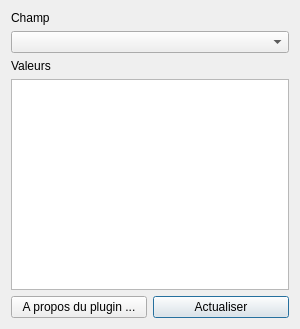
Old version of the form choix_widgets.ui in the repository IGNF/jeux-attributs-qgis-plugin.
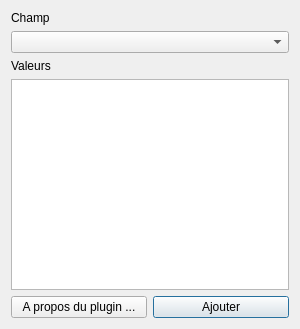
New version of the form. Icons and pictures are not drawn.

Patch:
```diff
--- a/choix_widgets.ui
+++ b/choix_widgets.ui
@@ -38,7 +38,7 @@
      <item row="5" column="1">
       <widget class="QPushButton" name="pushButtonOk">
        <property name="text">
-        <string>Actualiser</string>
+        <string>Ajouter</string>
        </property>
       </widget>
      </item>
```
